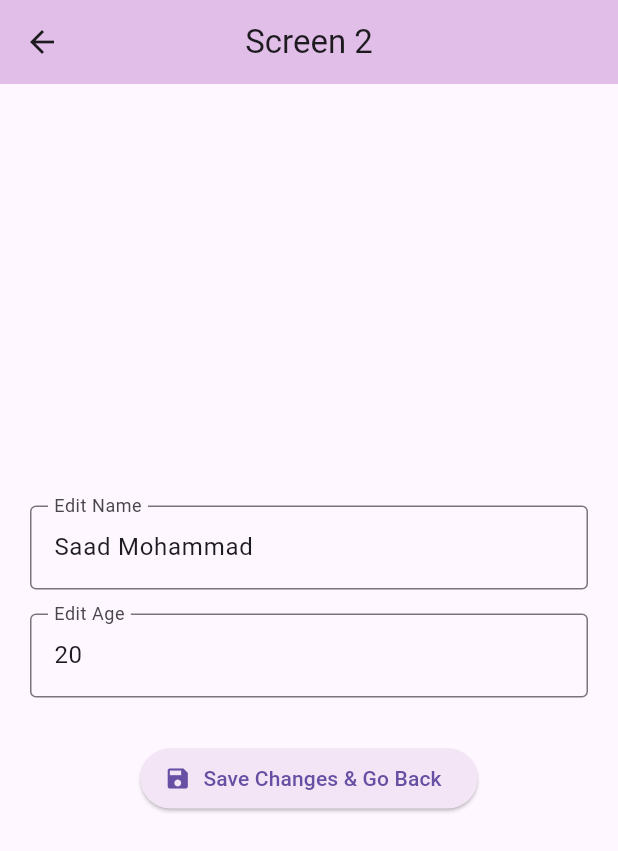
After one commit to saadmohammad-dev/flutter-navigation-mastery-labs, a Flutter app: the Screen1 screen opened by its route, after a tap on "Go to Screen 2", on a phone screen of 412 x 824 dp. The commit adds this screen. Shown: the top 851 px of the screen. Run offline on Flutter 3.47's test engine with Material 3 defaults, Android fonts, the phone set to English and light mode, and no system bars; network calls fail.

Commit message:
task 14 global screen share data

```diff
--- a/lib/main.dart
+++ b/lib/main.dart
@@ -11,6 +11,8 @@ import 'task_1_to_6/task2_screen.dart';
 import 'task_1_to_6/task3_screens.dart';
 import 'package:mad_lab_assignment_2/task_1_to_6/task4_screens.dart';
 import 'package:mad_lab_assignment_2/task_1_to_6/task5_screens.dart';
+
+import 'task_8_to_15/task14_share.dart' show Screen1, ScreenOne;
 
 
 void main() {
@@ -49,7 +51,7 @@ class MyApp extends StatelessWidget {
         '/task11': (context) => const Task11DrawerScreen(),
         '/task12': (context) => const Task12GroupedDrawersScreen(),
         '/task13': (context) => const PlaceholderScreen(title: "Task 13"),
-        '/task14': (context) => const PlaceholderScreen(title: "Task 14"),
+        '/task14': (context) => const Screen1(),
         '/task15': (context) => const PlaceholderScreen(title: "Task 15"),
 
       },
--- /dev/null
+++ b/lib/task_8_to_15/task14_share.dart
@@ -0,0 +1,120 @@
+import 'package:flutter/material.dart';
+
+String? name = 'Saad Mohammad';
+int? age = 20;
+
+// SCREEN 1: DISPLAY GLOBAL DATA
+class Screen1 extends StatefulWidget {
+  const Screen1({super.key});
+
+  @override
+  State<Screen1> createState() => _Screen1State();
+}
+
+class _Screen1State extends State<Screen1> {
+  @override
+  Widget build(BuildContext context) {
+    return Scaffold(
+      appBar: AppBar(
+        title: const Text('Screen 1'),
+        backgroundColor: Colors.blue.shade100,
+        centerTitle: true,
+      ),
+      body: Center(
+        child: Column(
+          mainAxisAlignment: MainAxisAlignment.center,
+          children: [
+            const Text('Shared Global Data:', style: TextStyle(color: Colors.grey)),
+            const SizedBox(height: 10),
+            Text('Name: ${name ?? ""}', style: const TextStyle(fontSize: 24, fontWeight: FontWeight.bold)),
+            Text('Age: ${age ?? ""}', style: const TextStyle(fontSize: 24, fontWeight: FontWeight.bold)),
+            const SizedBox(height: 30),
+            ElevatedButton.icon(
+              icon: const Icon(Icons.arrow_forward),
+              label: const Text('Go to Screen 2'),
+              onPressed: () {
+                Navigator.push(
+                  context,
+                  MaterialPageRoute(builder: (context) => const Screen2()),
+                ).then((_) {
+                  setState(() {});
+                });
+              },
+            ),
+          ],
+        ),
+      ),
+    );
+  }
+}
+
+
+// SCREEN 2: CHANGE GLOBAL DATA
+class Screen2 extends StatefulWidget {
+  const Screen2({super.key});
+
+  @override
+  State<Screen2> createState() => _Screen2State();
+}
+
+class _Screen2State extends State<Screen2> {
+  final TextEditingController _nameController = TextEditingController();
+  final TextEditingController _ageController = TextEditingController();
+
+  @override
+  void initState() {
+    super.initState();
+    _nameController.text = name ?? '';
+    _ageController.text = age != null ? age.toString() : '';
+  }
+
+  @override
+  Widget build(BuildContext context) {
+    return Scaffold(
+      appBar: AppBar(
+        title: const Text('Screen 2'),
+        backgroundColor: Colors.purple.shade100,
+        centerTitle: true,
+      ),
+      body: Padding(
+        padding: const EdgeInsets.all(20.0),
+        child: Column(
+          mainAxisAlignment: MainAxisAlignment.center,
+          children: [
+            TextField(
+              controller: _nameController,
+              decoration: const InputDecoration(
+                labelText: 'Edit Name',
+                border: OutlineInputBorder(),
+              ),
+            ),
+            const SizedBox(height: 16),
+            TextField(
+              controller: _ageController,
+              keyboardType: TextInputType.number,
+              decoration: const InputDecoration(
+                labelText: 'Edit Age',
+                border: OutlineInputBorder(),
+              ),
+            ),
+            const SizedBox(height: 30),
+            ElevatedButton.icon(
+              icon: const Icon(Icons.save),
+              label: const Text('Save Changes & Go Back'),
+              style: ElevatedButton.styleFrom(backgroundColor: Colors.purple.shade50),
+              onPressed: () {
+                String typedName = _nameController.text.trim();
+                String typedAge = _ageController.text.trim();
+
+                name = typedName.isEmpty ? null : typedName;
+                age = typedAge.isEmpty ? null : int.tryParse(typedAge);
+
+                Navigator.pop(context);
+              },
+            ),
+          ],
+        ),
+      ),
+    );
+  }
+}
```
